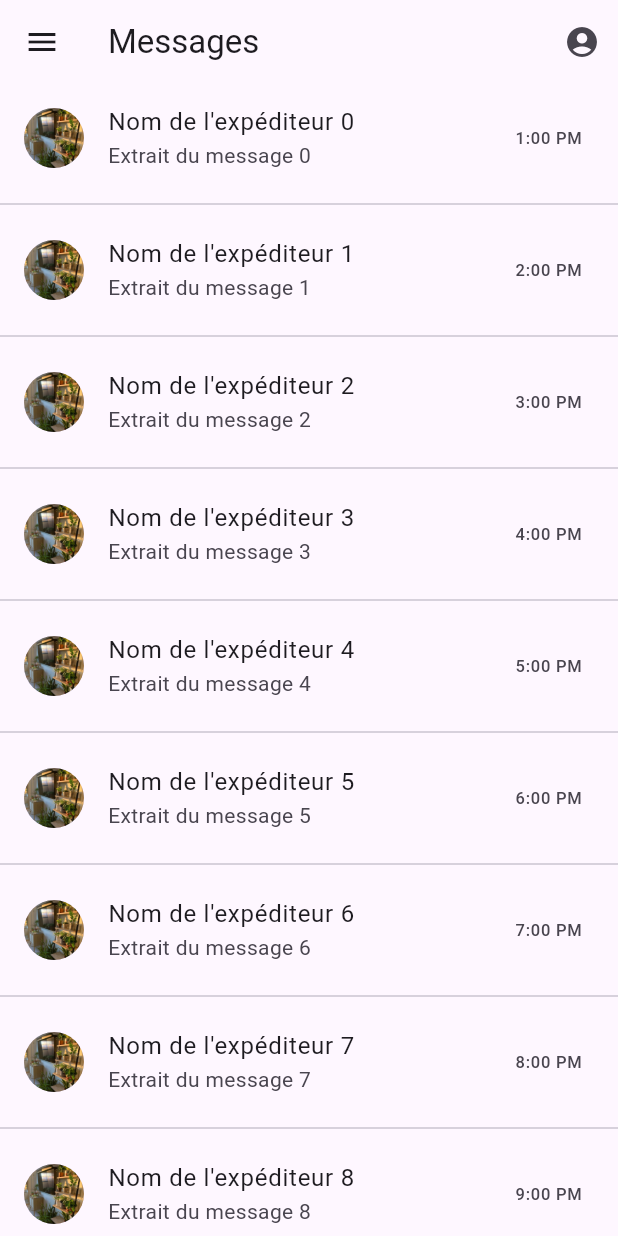
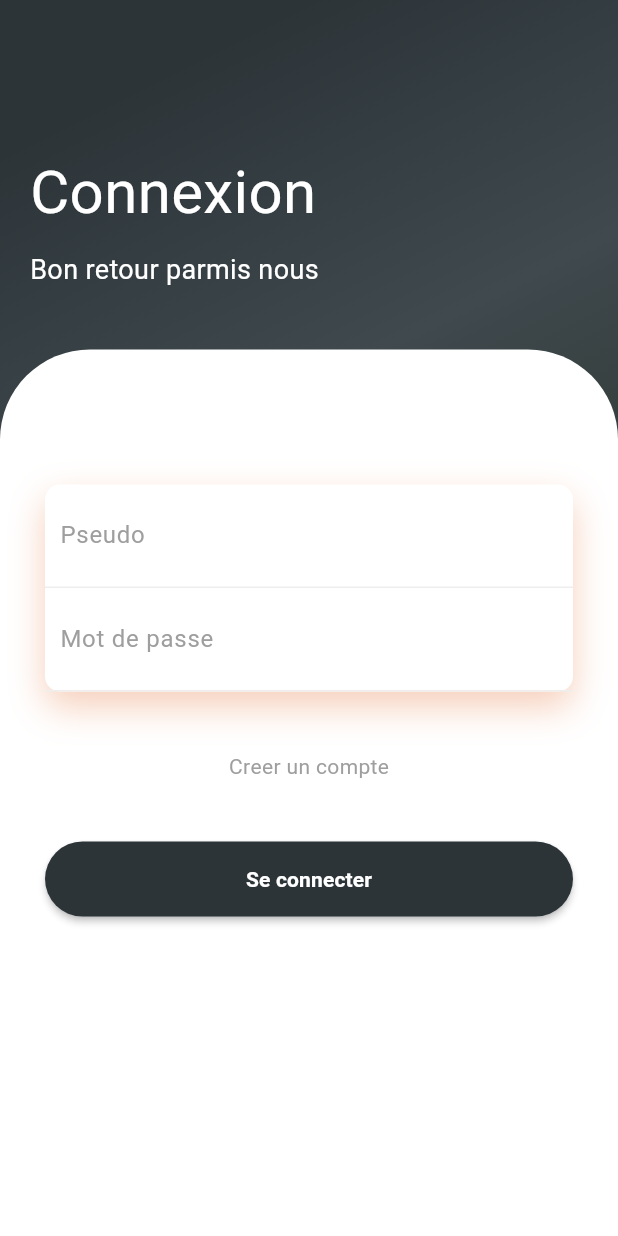
Before and after one commit to iimAtomic/arosage_v1_flutter, a Flutter app: the screen it shows after launch, on a phone screen of 412 x 824 dp. Run offline on Flutter 3.47's test engine with Material 3 defaults, Android fonts, the light colour scheme and no system bars; our stand-ins replace equatable, flutter_bloc, flutter_secure_storage, image_picker, simple_animations.

Commit message:
Création du concept de session + Création page de connexion

```diff
--- /dev/null
+++ b/lib/animation/FadeAnimation.dart
@@ -0,0 +1,35 @@
+import 'package:flutter/material.dart';
+import 'package:simple_animations/simple_animations.dart';
+
+class FadeIn extends StatelessWidget {
+  FadeIn({required this.delay, required this.child});
+
+  final double delay;
+  final Widget child;
+
+  @override
+  Widget build(BuildContext context) {
+    final tween = MovieTween()
+      ..tween('opacity', Tween<double>(begin: 0.0, end: 1.0),
+          duration: const Duration(milliseconds: 500))
+      ..tween('translateY', Tween<double>(begin: -30.0, end: 0.0),
+          duration: const Duration(milliseconds: 500),
+          curve: Curves.easeOut
+          );
+
+    return PlayAnimationBuilder<Movie>(
+      delay: Duration(milliseconds: (500 * delay).round()),
+      tween: tween,
+      duration: tween.duration, // use duration from MovieTween
+      builder: (context, value, _) {
+        return Opacity(
+          opacity: value.get('opacity'),
+          child: Transform.translate(
+            offset: Offset(0, value.get('translateY')),
+            child: child
+            ),
+        );
+      },
+    );
+  }
+}
--- /dev/null
+++ b/lib/bloc/login_bloc.dart
@@ -0,0 +1,31 @@
+import 'package:arosagev1_flutter/services/auth_serv.dart';
+import 'package:arosagev1_flutter/storage/storage.dart';
+import 'package:equatable/equatable.dart';
+import 'package:flutter_bloc/flutter_bloc.dart';
+
+part 'package:arosagev1_flutter/event/login_event.dart';
+part 'package:arosagev1_flutter/state/login_state.dart';
+
+
+
+class LoginBloc extends Bloc<LoginEvent, LoginState> {
+  LoginBloc() : super(LoginInitial()) {
+    on<LoginButtonPressed>((event, emit) async {
+      emit(LoginLoading());
+
+      try {
+
+        var user = await loginAWS(event.pseudo, event.password);
+        SecureStorage().writeSecureData("pseudo", user.pseudo);
+        SecureStorage().writeSecureData("password", user.password);
+        emit(LoginSuccess());
+        print("read pseudo : ");
+        SecureStorage().readSecureData("pseudo");
+        print("read password : ");
+        SecureStorage().readSecureData("password");
+      } catch (error) {
+        emit(LoginFailure(error: error.toString()));
+      }
+    });
+  }
+}
--- /dev/null
+++ b/lib/event/login_event.dart
@@ -0,0 +1,21 @@
+part of 'package:arosagev1_flutter/bloc/login_bloc.dart';
+
+abstract class LoginEvent extends Equatable {
+  const LoginEvent();
+
+  @override
+  List<Object> get props => [];
+}
+
+class LoginButtonPressed extends LoginEvent {
+  final String pseudo;
+  final String password;
+
+  const LoginButtonPressed({required this.pseudo, required this.password});
+
+  @override
+  List<Object> get props => [pseudo, password];
+
+  @override
+  String toString() => 'LoginButtonPressed { email: $pseudo, password: $password }';
+}
--- a/lib/main.dart
+++ b/lib/main.dart
@@ -1,4 +1,5 @@
 import 'package:arosagev1_flutter/views/LoadingScreen.dart';
+import 'package:arosagev1_flutter/views/Login.dart';
 import 'package:flutter/material.dart';
 
 
--- /dev/null
+++ b/lib/state/login_state.dart
@@ -0,0 +1,26 @@
+part of 'package:arosagev1_flutter/bloc/login_bloc.dart';
+
+abstract class LoginState extends Equatable {
+  const LoginState();
+
+  @override
+  List<Object> get props => [];
+}
+
+class LoginInitial extends LoginState {}
+
+class LoginLoading extends LoginState {}
+
+class LoginSuccess extends LoginState {}
+
+class LoginFailure extends LoginState {
+  final String error;
+
+  const LoginFailure({required this.error});
+
+  @override
+  List<Object> get props => [error];
+
+  @override
+  String toString() => 'LoginFailure { error: $error }';
+}
--- /dev/null
+++ b/lib/views/Login.dart
@@ -0,0 +1,236 @@
+import 'package:arosagev1_flutter/animation/FadeAnimation.dart';
+import 'package:arosagev1_flutter/storage/storage.dart';
+import 'package:arosagev1_flutter/views/MessagePage.dart';
+import 'package:flutter/material.dart';
+import 'package:flutter_bloc/flutter_bloc.dart';
+
+import 'package:arosagev1_flutter/bloc/login_bloc.dart';
+
+class LoginScreen extends StatefulWidget {
+  const LoginScreen({Key? key}) : super(key: key);
+
+  @override
+  _LoginScreenState createState() => _LoginScreenState();
+}
+
+class _LoginScreenState extends State<LoginScreen> {
+  final _pseudoController = TextEditingController();
+  final _passwordController = TextEditingController();
+  late final LoginBloc loginBloc;
+
+  @override
+  void initState() {
+    super.initState();
+    // Initialize the LoginBloc
+    loginBloc =
+        LoginBloc(); // You need to replace LoginBloc with your actual bloc class
+  }
+
+  @override
+  void dispose() {
+    _pseudoController.dispose();
+    _passwordController.dispose();
+    loginBloc.close();
+    super.dispose();
+  }
+
+  @override
+  Widget build(BuildContext context) {
+    return BlocProvider.value(
+        value: loginBloc,
+        child: Scaffold(
+          resizeToAvoidBottomInset: false,
+          body: BlocListener<LoginBloc, LoginState>(
+            listener: (context, state) {
+              if (state is LoginFailure) {
+                ScaffoldMessenger.of(context)
+                  ..hideCurrentSnackBar()
+                  ..showSnackBar(SnackBar(
+                    content: Text(state.error),
+                    duration: const Duration(seconds: 3),
+                  ));
+              } else {
+                if (state is LoginSuccess) {
+                  Navigator.pushReplacement(context,
+                      MaterialPageRoute(builder: (context) => MessagePage()));
+                }
+              }
+            },
+            child: BlocBuilder<LoginBloc, LoginState>(
+              builder: (context, state) {
+                return Container(
+                  width: double.infinity,
+                  decoration: const BoxDecoration(
+                      gradient:
+                          LinearGradient(begin: Alignment.topCenter, colors: [
+                    Color(0xFF2C3438),
+                    Color.fromARGB(255, 63, 73, 78),
+                    Color.fromARGB(255, 44, 54, 45)
+                  ])),
+                  child: Column(
+                    crossAxisAlignment: CrossAxisAlignment.start,
+                    children: <Widget>[
+                      const SizedBox(
+                        height: 80,
+                      ),
+                      Padding(
+                        padding: const EdgeInsets.all(20),
+                        child: Column(
+                          crossAxisAlignment: CrossAxisAlignment.start,
+                          children: <Widget>[
+                            FadeIn(
+                                delay: 2,
+                                child: const Text(
+                                  "Connexion",
+                                  style: TextStyle(
+                                      color: Colors.white, fontSize: 40),
+                                )),
+                            const SizedBox(
+                              height: 10,
+                            ),
+                            FadeIn(
+                                delay: 3,
+                                child: const Text(
+                                  "Bon retour parmis nous",
+                                  style: TextStyle(
+                                      color: Colors.white, fontSize: 18),
+                                )),
+                          ],
+                        ),
+                      ),
+                      const SizedBox(height: 20),
+                      Expanded(
+                        child: Container(
+                          decoration: const BoxDecoration(
+                              color: Colors.white,
+                              borderRadius: BorderRadius.only(
+                                  topLeft: Radius.circular(60),
+                                  topRight: Radius.circular(60))),
+                          child: Padding(
+                            padding: const EdgeInsets.all(30),
+                            child: Column(
+                              children: <Widget>[
+                                const SizedBox(
+                                  height: 60,
+                                ),
+                                FadeIn(
+                                    delay: 1,
+                                    child: Container(
+                                      decoration: BoxDecoration(
+                                          color: Colors.white,
+                                          borderRadius:
+                                              BorderRadius.circular(10),
+                                          boxShadow: const [
+                                            BoxShadow(
+                                                color: Color.fromRGBO(
+                                                    225, 95, 27, .3),
+                                                blurRadius: 20,
+                                                offset: Offset(0, 10))
+                                          ]),
+                                      child: Column(
+                                        children: <Widget>[
+                                          Container(
+                                            padding: const EdgeInsets.all(10),
+                                            decoration: BoxDecoration(
+                                                border: Border(
+                                                    bottom: BorderSide(
+                                                        color: Colors
+                                                            .grey.shade200))),
+                                            child: TextFormField(
+                                              controller: _pseudoController,
+                                              textInputAction:
+                                                  TextInputAction.next,
+                                              decoration: const InputDecoration(
+                                                  hintText: "Pseudo",
+                                                  hintStyle: TextStyle(
+                                                      color: Colors.grey),
+                                                  border: InputBorder.none),
+                                            ),
+                                          ),
+                                          Container(
+                                            padding: const EdgeInsets.all(10),
+                                            decoration: BoxDecoration(
+                                                border: Border(
+                                                    bottom: BorderSide(
+                                                        color: Colors
+                                                            .grey.shade200))),
+                                            child: TextFormField(
+                                              controller: _passwordController,
+                                              textInputAction:
+                                                  TextInputAction.done,
+                                              obscureText: true,
+                                              decoration: const InputDecoration(
+                                                  hintText: "Mot de passe",
+                                                  hintStyle: TextStyle(
+                                                      color: Colors.grey),
+                                                  border: InputBorder.none),
+                                            ),
+                                          ),
+                                        ],
+                                      ),
+                                    )),
+                                const SizedBox(
+                                  height: 40,
+                                ),
+                                FadeIn(
+                                    delay: 1,
+                                    child: const Text(
+                                      "Creer un compte",
+                                      style: TextStyle(color: Colors.grey),
+                                    )),
+                                const SizedBox(
+                                  height: 40,
+                                ),
+                                FadeIn(
+                                    delay: 3,
+                                    child: MaterialButton(
+                                      onPressed: state is! LoginLoading
+                                          ? () {
+                                              loginBloc.add(
+                                                LoginButtonPressed(
+                                                  pseudo:
+                                                      _pseudoController.text,
+                                                  password:
+                                                      _passwordController.text,
+                                                ),
+                                              );
+                                            }
+                                          : null,
+                                      height: 50,
+                                      // margin: EdgeInsets.symmetric(horizontal: 50),
+                                      color: const Color(0xFF2C3438),
+                                      shape: RoundedRectangleBorder(
+                                        borderRadius: BorderRadius.circular(50),
+                                      ),
+                                      // decoration: BoxDecoration(
+                                      // ),
+                                      child: state is LoginLoading
+                                          ? const Padding(
+                                              padding: EdgeInsets.all(8.0),
+                                              child:
+                                                  CircularProgressIndicator(),
+                                            )
+                                          : const Center(
+                                              child: Text(
+                                                "Se connecter",
+                                                style: TextStyle(
+                                                  color: Colors.white,
+                                                  fontWeight: FontWeight.bold,
+                                                ),
+                                              ),
+                                            ),
+                                    )),
+                              ],
+                            ),
+                          ),
+                        ),
+                      )
+                    ],
+                  ),
+                );
+              },
+            ),
+          ),
+        ));
+  }
+}
--- a/pubspec.yaml
+++ b/pubspec.yaml
@@ -30,6 +30,10 @@ dependencies:
   flutter_facebook_auth: ^6.0.4
   google_sign_in: ^6.2.1
   image_picker: ^1.0.7
+  simple_animations: ^5.0.2
+  flutter_bloc: ^8.1.5
+  equatable: ^2.0.3
+  flutter_secure_storage: ^9.0.0
 
 dev_dependencies:
   flutter_test:
```
Also changed, not shown: lib/services/auth_serv.dart (+34 -1 lines), lib/storage/storage.dart (added, +20 -0 lines), lib/views/LoadingScreen.dart (+8 -1 lines), lib/views/custom_drawer.dart (+16 -14 lines), 2 other files.
